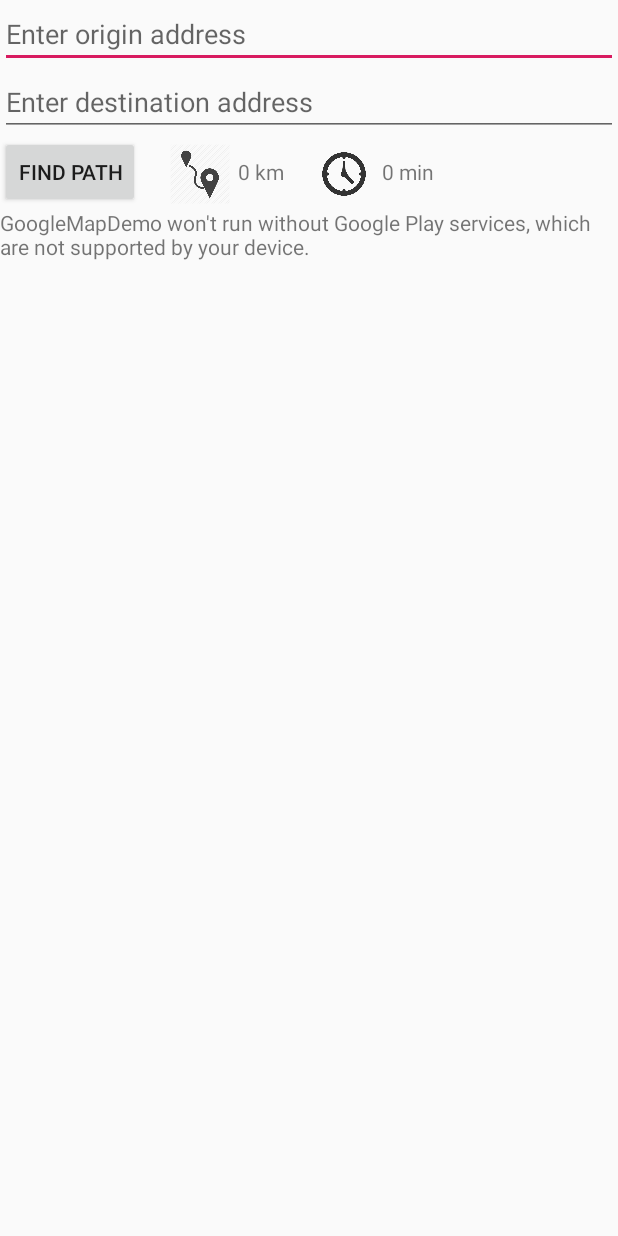
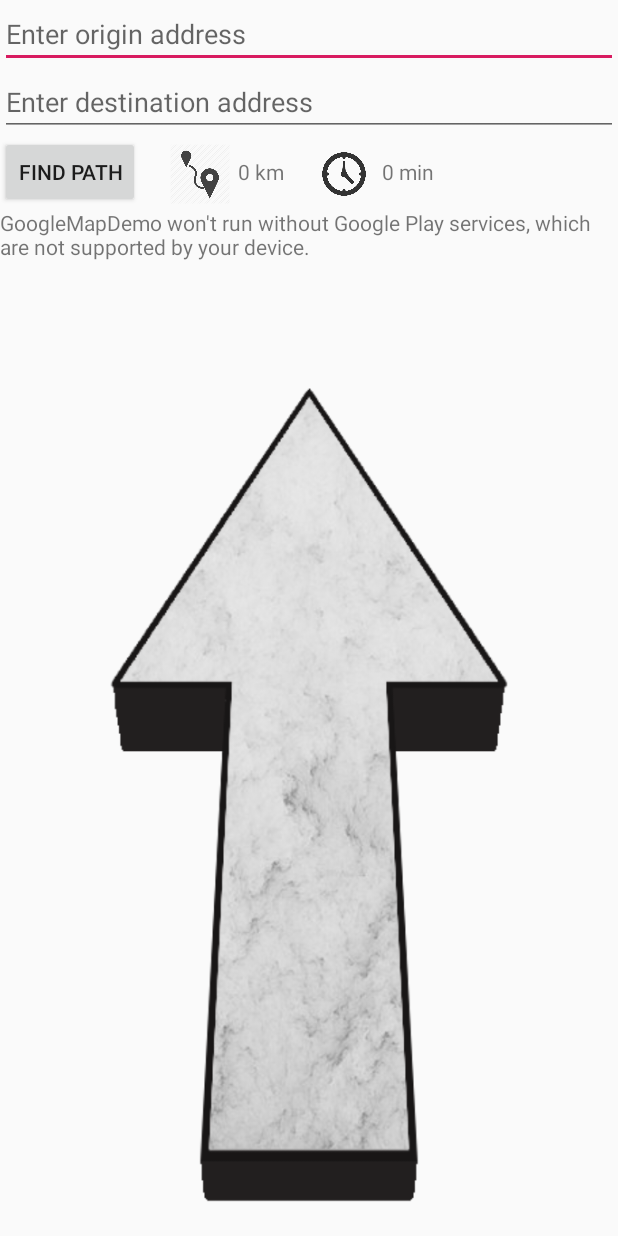
Before and after one commit to V-Neigh/GoogleMapDemo, an Android app: the screen it shows after launch (MapActivity), on a phone screen of 412 x 824 dp. Run offline under Robolectric (Android 15) with nearby library versions, the light colour scheme and no system bars.

Commit message:
arrow layout done
Added arrow to app

```diff
--- a/app/src/main/res/layout/activity_map.xml
+++ b/app/src/main/res/layout/activity_map.xml
@@ -64,6 +64,12 @@
         android:id="@+id/map"
         android:name="com.google.android.gms.maps.SupportMapFragment"
         android:layout_width="match_parent"
-        android:layout_height="match_parent" />
+        android:layout_height="83dp" />
+
+    <ImageView
+        android:id="@+id/arrowImage"
+        android:layout_width="match_parent"
+        android:layout_height="wrap_content"
+        android:src="@drawable/arrow" />
 
 </LinearLayout>
```
Also changed, not shown: app/src/main/res/drawable/arrow.png (added).
